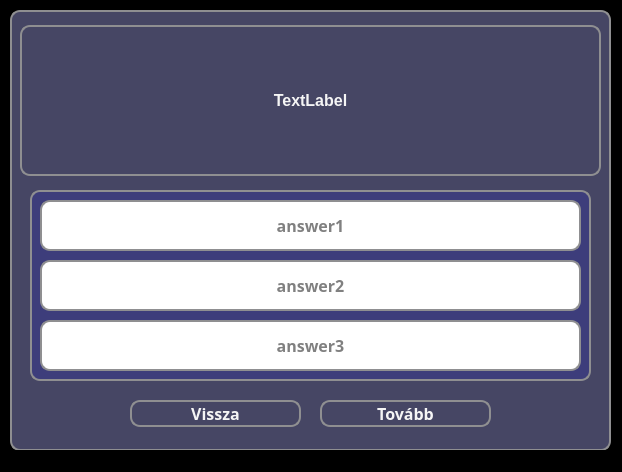
First picture: the form in src/main/resources/ui/yellow/yellowLearningWindowQuestion.ui, repository pkristof1999/Szakdolgozat, before the edit.
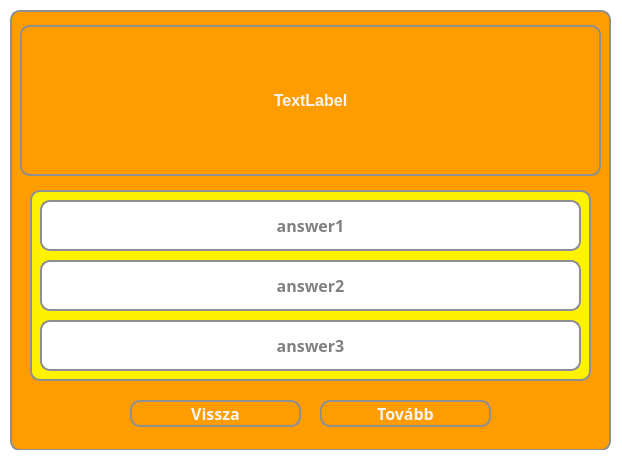
Second picture: the form after the edit.

Patch:
```diff
--- a/src/main/resources/ui/yellow/yellowLearningWindowQuestion.ui
+++ b/src/main/resources/ui/yellow/yellowLearningWindowQuestion.ui
@@ -15,7 +15,7 @@
   </property>
   <property name="styleSheet">
    <string notr="true">* {
-	background-color: black;
+	background-color: white;
 }</string>
   </property>
   <widget class="QWidget" name="centralwidget">
@@ -30,7 +30,7 @@
     </property>
     <property name="styleSheet">
      <string notr="true">* {
-	background-color: rgb(70, 70, 100);
+	background-color: #FF9C00;
     border: 2px solid #8f8f91;
     border-radius: 10px;
     color: white;
@@ -49,7 +49,7 @@
      </property>
      <property name="styleSheet">
       <string notr="true">* {
-	background-color: #3d3d7b;
+	background-color: #FFF200;
 	border: 2px solid #8f8f91;
 	border-radius: 10px;
 	color: white;
@@ -178,7 +178,7 @@
      </property>
      <property name="styleSheet">
       <string notr="true">* {
-	background-color: rgb(70, 70, 100);
+	background-color: #FF9C00;
 	color: whitesmoke;
 }
 
@@ -209,7 +209,7 @@
      </property>
      <property name="styleSheet">
       <string notr="true">* {
-	background-color: rgb(70, 70, 100);
+	background-color: #FF9C00;
 	color: whitesmoke;
 }
 
```
Left out of the diff: 14 changed lines with no effect on the pictures.
